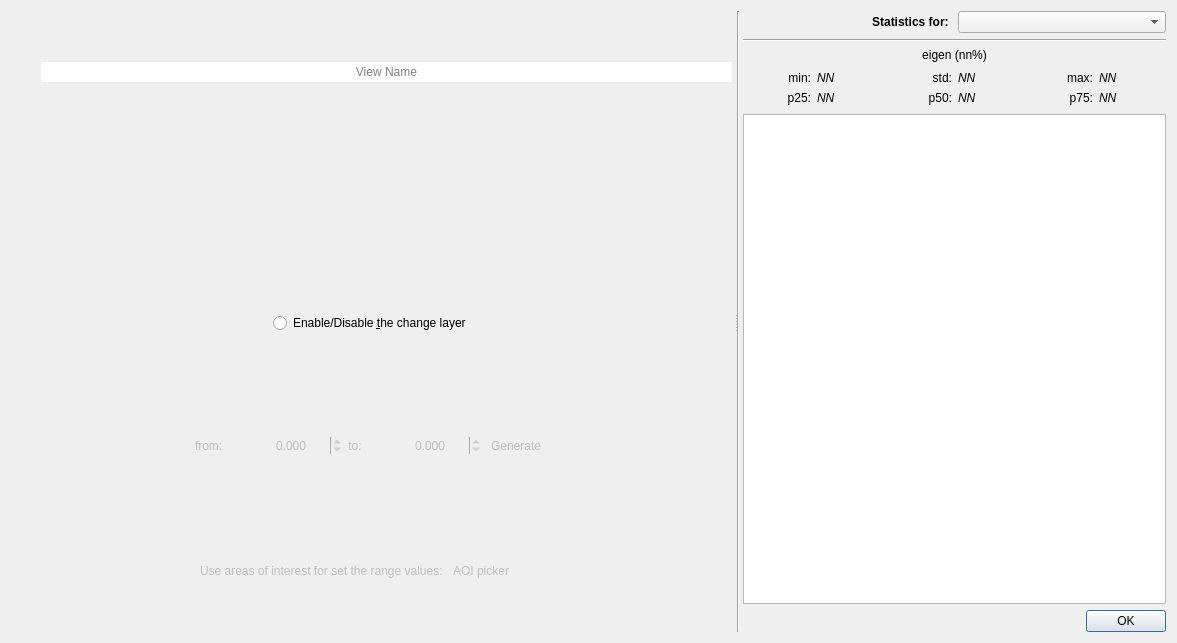
The window that ui/component_analysis_dialog.ui (SMByC/PCA4CD) describes before a commit, drawn with Qt 5.
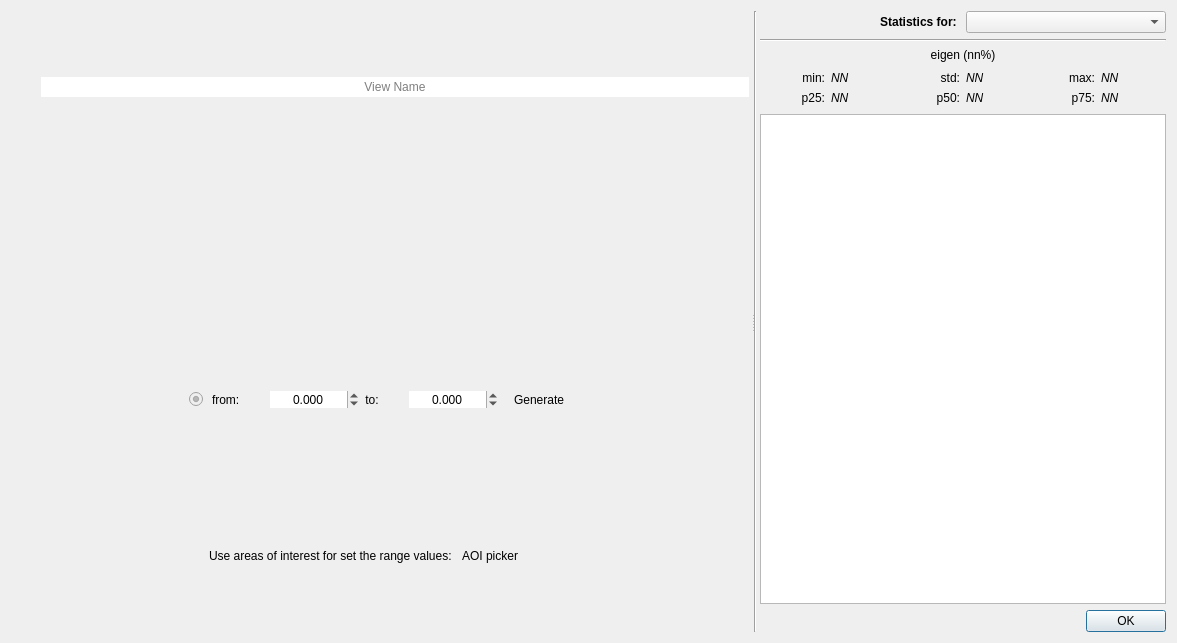
The same window after the commit. Icons and pictures are not drawn. Custom widgets are drawn as their Qt base class.

Commit message: Re-design and usability in generate the change layer block

```diff
--- a/ui/component_analysis_dialog.ui
+++ b/ui/component_analysis_dialog.ui
@@ -100,65 +100,8 @@
          </property>
         </widget>
        </item>
-       <item>
-        <widget class="QWidget" name="widget_9" native="true">
-         <layout class="QHBoxLayout" name="horizontalLayout_7">
-          <property name="spacing">
-           <number>3</number>
-          </property>
-          <property name="leftMargin">
-           <number>3</number>
-          </property>
-          <property name="topMargin">
-           <number>3</number>
-          </property>
-          <property name="rightMargin">
-           <number>3</number>
-          </property>
-          <property name="bottomMargin">
-           <number>0</number>
-          </property>
-          <item>
-           <spacer name="horizontalSpacer">
-            <property name="orientation">
-             <enum>Qt::Horizontal</enum>
-            </property>
-            <property name="sizeHint" stdset="0">
-             <size>
-              <width>40</width>
-              <height>20</height>
-             </size>
-            </property>
-           </spacer>
-          </item>
-          <item>
-           <widget class="QRadioButton" name="EnableChangeDetection">
-            <property name="text">
-             <string>Enable/Disable &amp;the change layer</string>
-            </property>
-           </widget>
-          </item>
-          <item>
-           <spacer name="horizontalSpacer_2">
-            <property name="orientation">
-             <enum>Qt::Horizontal</enum>
-            </property>
-            <property name="sizeHint" stdset="0">
-             <size>
-              <width>40</width>
-              <height>20</height>
-             </size>
-            </property>
-           </spacer>
-          </item>
-         </layout>
-        </widget>
-       </item>
        <item>
         <widget class="QWidget" name="WidgetDetectionLayer" native="true">
-         <property name="enabled">
-          <bool>false</bool>
-         </property>
          <layout class="QHBoxLayout" name="horizontalLayout_3">
           <property name="spacing">
            <number>3</number>
@@ -189,23 +132,38 @@
            </spacer>
           </item>
           <item>
-           <widget class="QWidget" name="widget_4" native="true">
-            <layout class="QHBoxLayout" name="horizontalLayout_4">
-             <property name="spacing">
-              <number>3</number>
-             </property>
-             <property name="leftMargin">
-              <number>0</number>
-             </property>
-             <property name="topMargin">
-              <number>0</number>
-             </property>
-             <property name="rightMargin">
-              <number>0</number>
-             </property>
-             <property name="bottomMargin">
-              <number>0</number>
-             </property>
+           <widget class="QRadioButton" name="ShowHideChangeDetection">
+            <property name="enabled">
+             <bool>false</bool>
+            </property>
+            <property name="toolTip">
+             <string>Show/hide the change layer generated</string>
+            </property>
+            <property name="icon">
+             <iconset>
+              <normaloff>:/plugins/pca4cd/icons/visibility.svg</normaloff>:/plugins/pca4cd/icons/visibility.svg</iconset>
+            </property>
+            <property name="checked">
+             <bool>true</bool>
+            </property>
+           </widget>
+          </item>
+          <item>
+           <spacer name="horizontalSpacer">
+            <property name="orientation">
+             <enum>Qt::Horizontal</enum>
+            </property>
+            <property name="sizeType">
+             <enum>QSizePolicy::Fixed</enum>
+            </property>
+            <property name="sizeHint" stdset="0">
+             <size>
+              <width>6</width>
+              <height>20</height>
+             </size>
+            </property>
+           </spacer>
+          </item>
              <item>
               <widget class="QLabel" name="label_5">
                <property name="text">
@@ -298,6 +256,22 @@
                </property>
               </widget>
              </item>
+          <item>
+           <spacer name="horizontalSpacer_2">
+            <property name="orientation">
+             <enum>Qt::Horizontal</enum>
+            </property>
+            <property name="sizeType">
+             <enum>QSizePolicy::Fixed</enum>
+            </property>
+            <property name="sizeHint" stdset="0">
+             <size>
+              <width>6</width>
+              <height>20</height>
+             </size>
+            </property>
+           </spacer>
+          </item>
              <item>
               <widget class="QToolButton" name="GenerateDetectionLayer">
                <property name="toolTip">
@@ -318,9 +292,6 @@
                </property>
               </widget>
              </item>
-            </layout>
-           </widget>
-          </item>
           <item>
            <spacer name="horizontalSpacer_5">
             <property name="orientation">
@@ -339,9 +310,6 @@
        </item>
        <item>
         <widget class="QWidget" name="widget_5" native="true">
-         <property name="enabled">
-          <bool>false</bool>
-         </property>
          <layout class="QHBoxLayout" name="horizontalLayout_8">
           <property name="spacing">
            <number>3</number>
```
Left out of the diff: 35 changed lines with no effect on the pictures. Lines whose indentation alone changed are shown as unchanged. The commit also changes 4 other files.
